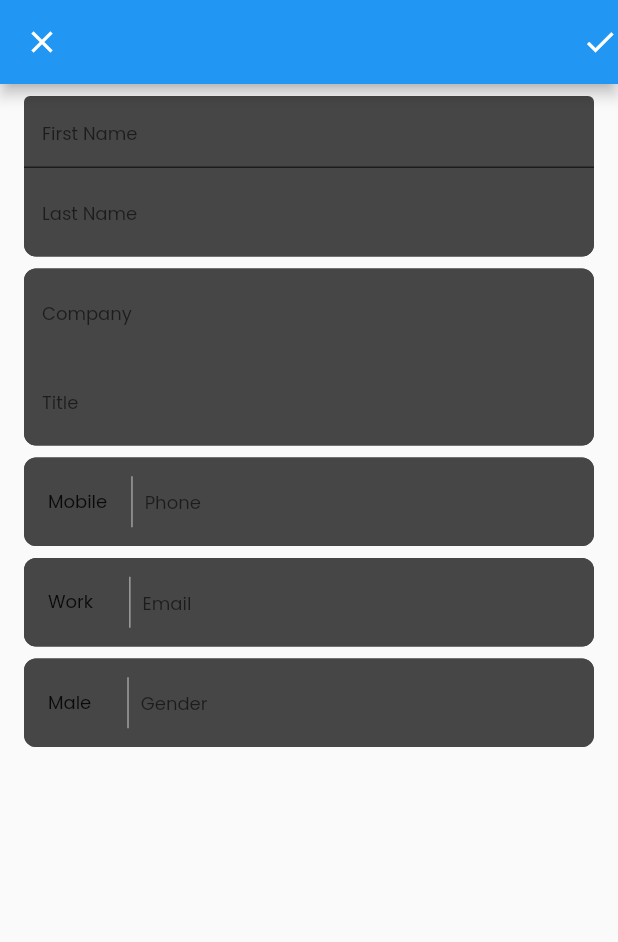
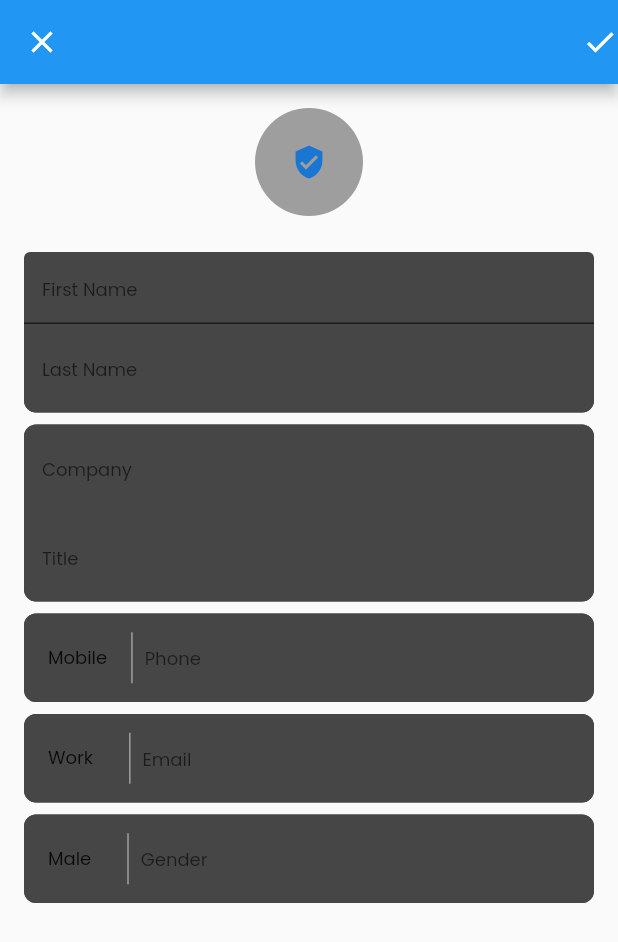
Before and after one commit to ayodelesalimon/peeples, a Flutter app: the EditContact screen opened directly, on a phone screen of 412 x 824 dp. Shown: the top 942 px of the screen. Run offline on Flutter 3.47's test engine with Material 2 defaults, Android fonts, the phone set to English and light mode, and no system bars; our stand-ins replace font_awesome_flutter, google_fonts; missing offline and left inert: list_tile_switch.

Commit message:
Update edit.dart

```diff
--- a/lib/screen/edit.dart
+++ b/lib/screen/edit.dart
@@ -19,6 +19,14 @@ class _EditContactState extends State<EditContact> {
         key: _formKey,
         child: ListView(
           children: [
+            Padding(
+              padding: const EdgeInsets.all(16.0),
+              child: CircleAvatar(
+                radius: 36.0,
+                backgroundColor: Colors.grey,
+                child: Icon(Icons.verified_user)
+              ),
+            ),
             Padding(
               padding: const EdgeInsets.symmetric(horizontal: 16, vertical: 8),
               child: Column(
```
